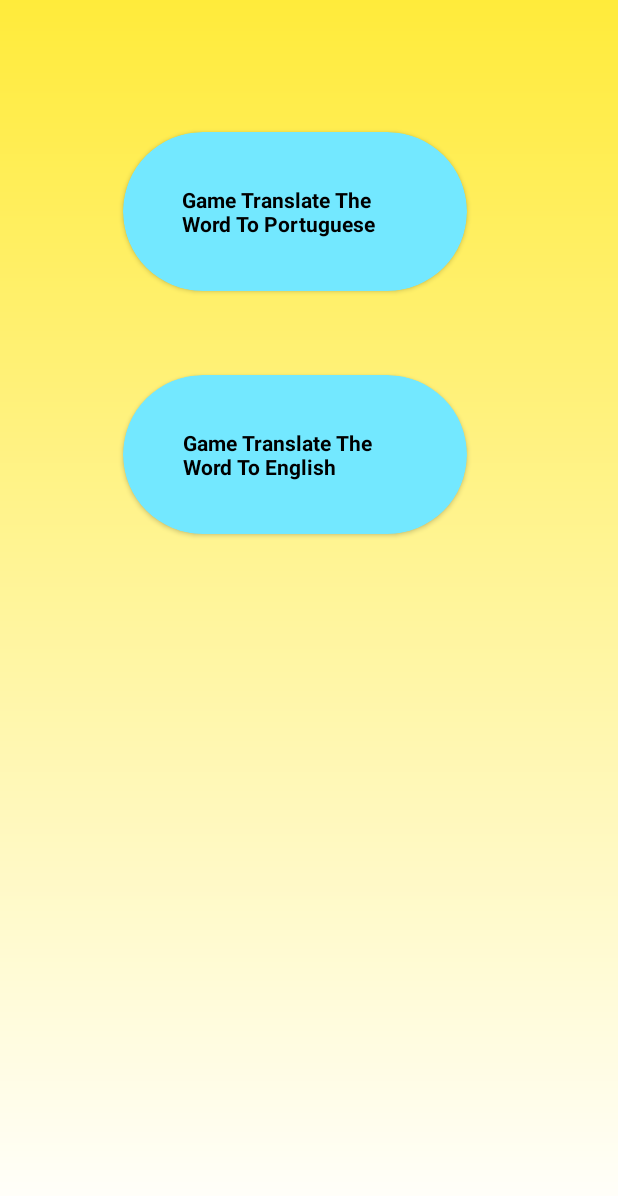
After one commit to Julio1901/Rabbit_vocabulary, an Android app: the ShowGamesFragment screen opened through its navigation route, on a phone screen of 412 x 824 dp. The commit adds this screen. Shown: the top 1196 px of the screen. Run offline under Robolectric (Android 15) with nearby library versions, the phone set to English and light mode, and no system bars.

Commit message:
Show games screen created

```diff
--- a/app/build.gradle
+++ b/app/build.gradle
@@ -48,4 +48,7 @@ dependencies {
     implementation "androidx.navigation:navigation-fragment-ktx:$nav_version"
     implementation "androidx.navigation:navigation-ui-ktx:$nav_version"
 
+    //UI components
+    implementation "androidx.cardview:cardview:1.0.0"
+
 }
--- /dev/null
+++ b/app/src/main/java/com/julio/rabbitvocabulary/fragments/ShowGamesFragment.kt
@@ -0,0 +1,19 @@
+package com.julio.rabbitvocabulary.fragments
+
+import android.os.Bundle
+import androidx.fragment.app.Fragment
+import android.view.LayoutInflater
+import android.view.View
+import android.view.ViewGroup
+import com.julio.rabbitvocabulary.R
+
+class ShowGamesFragment : Fragment() {
+
+    override fun onCreateView(
+        inflater: LayoutInflater, container: ViewGroup?,
+        savedInstanceState: Bundle?
+    ): View? {
+        return inflater.inflate(R.layout.fragment_show_games, container, false)
+    }
+
+}
--- /dev/null
+++ b/app/src/main/res/drawable/shape_game_options_card_view.xml
@@ -0,0 +1,11 @@
+<?xml version="1.0" encoding="utf-8"?>
+<shape xmlns:android="http://schemas.android.com/apk/res/android"
+    >
+
+
+    <solid android:color="@color/primary_light"/>
+    <corners android:radius="90dp"/>
+    <size android:width="229dp"/>
+    <size android:height="106dp"/>
+
+</shape>
--- /dev/null
+++ b/app/src/main/res/drawable/shape_show_games_background.xml
@@ -0,0 +1,16 @@
+<?xml version="1.0" encoding="utf-8"?>
+
+<shape xmlns:android="http://schemas.android.com/apk/res/android"
+    >
+
+
+
+    <gradient android:startColor="@color/secondary_principal"
+        android:endColor="@color/white"
+        android:angle="-90"
+        />
+
+
+
+
+</shape>
--- /dev/null
+++ b/app/src/main/res/layout/fragment_show_games.xml
@@ -0,0 +1,70 @@
+<?xml version="1.0" encoding="utf-8"?>
+<androidx.constraintlayout.widget.ConstraintLayout xmlns:android="http://schemas.android.com/apk/res/android"
+    xmlns:app="http://schemas.android.com/apk/res-auto"
+    xmlns:tools="http://schemas.android.com/tools"
+    android:layout_width="match_parent"
+    android:layout_height="match_parent"
+    android:background="@drawable/shape_show_games_background"
+    android:elevation="30dp"
+    tools:context=".fragments.ShowGamesFragment">
+
+
+    <androidx.cardview.widget.CardView
+
+        android:id="@+id/cardView2"
+        android:layout_width="229dp"
+        android:layout_height="106dp"
+        android:layout_marginTop="88dp"
+        android:elevation="20dp"
+        app:cardBackgroundColor="@color/primary_light"
+
+        app:cardCornerRadius="90dp"
+        app:layout_constraintEnd_toEndOf="parent"
+        app:layout_constraintHorizontal_bias="0.45"
+        app:layout_constraintStart_toStartOf="parent"
+        app:layout_constraintTop_toTopOf="parent">
+
+        <androidx.constraintlayout.widget.ConstraintLayout
+            android:layout_width="match_parent"
+            android:layout_height="match_parent">
+
+            <TextView
+                style="@style/show_games_card_title"
+                android:text="@string/game_translate_the_word_to_portuguese"
+                app:layout_constraintBottom_toBottomOf="parent"
+                app:layout_constraintEnd_toEndOf="parent"
+                app:layout_constraintHorizontal_bias="0.493"
+                app:layout_constraintStart_toStartOf="parent"
+                app:layout_constraintTop_toTopOf="parent" />
+        </androidx.constraintlayout.widget.ConstraintLayout>
+    </androidx.cardview.widget.CardView>
+
+    <androidx.cardview.widget.CardView
+        android:layout_width="229dp"
+        android:layout_height="106dp"
+        android:layout_marginTop="56dp"
+        android:elevation="20dp"
+        app:cardBackgroundColor="@color/primary_light"
+
+        app:cardCornerRadius="90dp"
+        app:layout_constraintEnd_toEndOf="parent"
+        app:layout_constraintHorizontal_bias="0.45"
+        app:layout_constraintStart_toStartOf="parent"
+        app:layout_constraintTop_toBottomOf="@+id/cardView2">
+
+        <androidx.constraintlayout.widget.ConstraintLayout
+            android:layout_width="match_parent"
+            android:layout_height="match_parent">
+
+            <TextView
+                style="@style/show_games_card_title"
+                android:text="@string/game_translate_the_word_to_english"
+                app:layout_constraintBottom_toBottomOf="parent"
+                app:layout_constraintEnd_toEndOf="parent"
+                app:layout_constraintStart_toStartOf="parent"
+                app:layout_constraintTop_toTopOf="parent" />
+
+        </androidx.constraintlayout.widget.ConstraintLayout>
+    </androidx.cardview.widget.CardView>
+
+</androidx.constraintlayout.widget.ConstraintLayout>
--- a/app/src/main/res/navigation/nav_graph.xml
+++ b/app/src/main/res/navigation/nav_graph.xml
@@ -20,4 +20,9 @@
         android:name="com.julio.rabbitvocabulary.fragments.AddNewWordFragment"
         android:label="fragment_add_new_word"
         tools:layout="@layout/fragment_add_new_word" />
+    <fragment
+        android:id="@+id/showGamesFragment"
+        android:name="com.julio.rabbitvocabulary.fragments.ShowGamesFragment"
+        android:label="fragment_show_games"
+        tools:layout="@layout/fragment_show_games" />
 </navigation>
--- a/app/src/main/res/values/strings.xml
+++ b/app/src/main/res/values/strings.xml
@@ -21,4 +21,8 @@
     <string name="write_the_translation">Write the translation</string>
     <string name="save_word">Save Word</string>
 
+    <!--Show games screen-->
+    <string name="game_translate_the_word_to_portuguese">Game Translate The Word To Portuguese</string>
+    <string name="game_translate_the_word_to_english">Game Translate The Word To English</string>
+
 </resources>
--- a/app/src/main/res/values/style.xml
+++ b/app/src/main/res/values/style.xml
@@ -49,4 +49,12 @@
     </style>
 
 
+    <style name="show_games_card_title">
+        <item name="android:layout_width">150dp</item>
+        <item name="android:layout_height">wrap_content</item>
+        <item name="android:textStyle">bold</item>
+        <item name="android:textColor">@color/primary_text_color</item>
+    </style>
+
+
 </resources>
```
